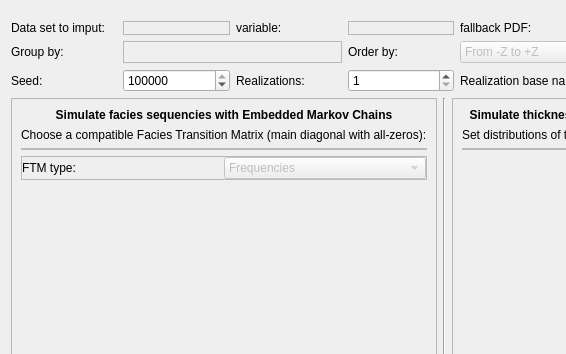
The window that dialogs/mcmcdataimputationdialog.ui (PauloCarvalhoRJ/gammaray) describes before a commit, drawn with Qt 5; both pictures show x 0 to 566 and y 0 to 354 of the 711 by 442 pixel window.
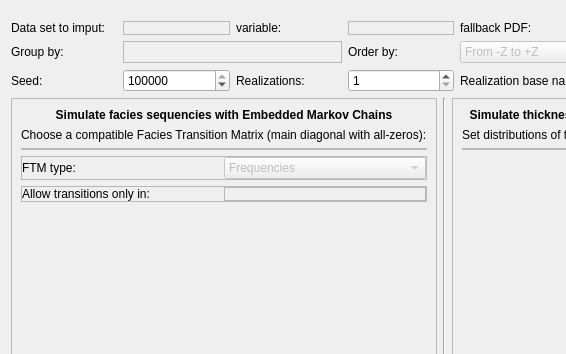
The same window after the commit. Icons and pictures are not drawn.

Commit message: MCMC: the user can now specify an FTM that will enforce allowed transitions in the realizations.

Patch:
```diff
--- a/dialogs/mcmcdataimputationdialog.ui
+++ b/dialogs/mcmcdataimputationdialog.ui
@@ -372,6 +372,67 @@
           </layout>
          </widget>
         </item>
+        <item>
+         <widget class="QFrame" name="frame_4">
+          <property name="frameShape">
+           <enum>QFrame::StyledPanel</enum>
+          </property>
+          <property name="frameShadow">
+           <enum>QFrame::Raised</enum>
+          </property>
+          <layout class="QHBoxLayout" name="horizontalLayout">
+           <property name="spacing">
+            <number>0</number>
+           </property>
+           <property name="leftMargin">
+            <number>0</number>
+           </property>
+           <property name="topMargin">
+            <number>0</number>
+           </property>
+           <property name="rightMargin">
+            <number>0</number>
+           </property>
+           <property name="bottomMargin">
+            <number>0</number>
+           </property>
+           <item>
+            <widget class="QLabel" name="label_14">
+             <property name="text">
+              <string>Allow transitions only in:</string>
+             </property>
+            </widget>
+           </item>
+           <item>
+            <widget class="QFrame" name="frmCmbEnforceFTM">
+             <property name="frameShape">
+              <enum>QFrame::StyledPanel</enum>
+             </property>
+             <property name="frameShadow">
+              <enum>QFrame::Raised</enum>
+             </property>
+             <layout class="QHBoxLayout" name="horizontalLayout_4">
+              <property name="spacing">
+               <number>0</number>
+              </property>
+              <property name="leftMargin">
+               <number>0</number>
+              </property>
+              <property name="topMargin">
+               <number>0</number>
+              </property>
+              <property name="rightMargin">
+               <number>0</number>
+              </property>
+              <property name="bottomMargin">
+               <number>0</number>
+              </property>
+             </layout>
+            </widget>
+           </item>
+          </layout>
+         </widget>
+        </item>
         <item>
          <spacer name="verticalSpacer">
           <property name="orientation">
```
The commit also changes 4 other files.
